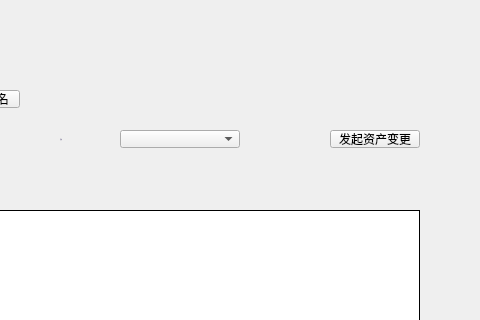
Before: the Qt Designer form LNKWallet/guard/ColdHotTransferPage.ui in HcashOrg/hx-indicator, drawn with Qt 5; both pictures show x 290 to 770 and y 0 to 320 of the 770 by 510 pixel window.
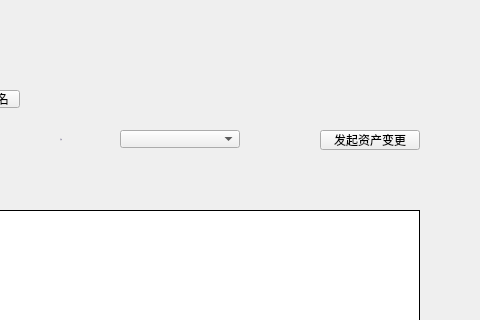
After: the same form once the commit is applied.

What changed in the file:
```diff
--- a/LNKWallet/guard/ColdHotTransferPage.ui
+++ b/LNKWallet/guard/ColdHotTransferPage.ui
@@ -68,10 +68,10 @@
   <widget class="QToolButton" name="transferBtn">
    <property name="geometry">
     <rect>
-     <x>620</x>
+     <x>610</x>
      <y>130</y>
-     <width>90</width>
-     <height>18</height>
+     <width>100</width>
+     <height>20</height>
     </rect>
    </property>
    <property name="font">
```
